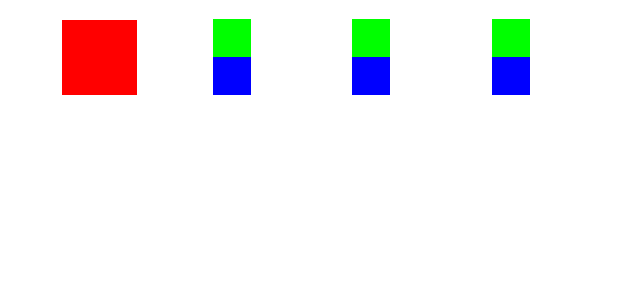
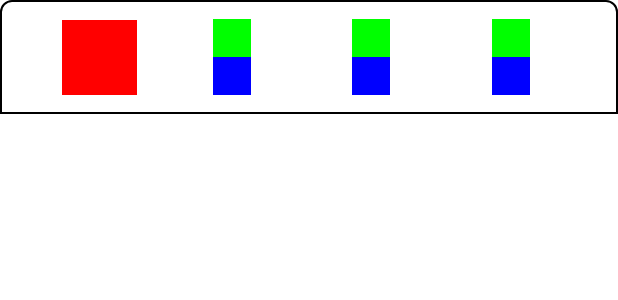
Before and after one commit to VBulat74/FirstComposeProject, an Android app built with Jetpack Compose: the @Preview function InstagramProfileCardPreview, on a phone screen of 412 x 824 dp. Shown: the top 300 px of the screen. Run offline under Robolectric (Android 15) with nearby library versions, the phone set to English and light mode, and no system bars.

Commit message:
Lesson 2.5

```diff
--- a/app/src/main/java/ru/com/vbulat/firstcomposeproject/ui/theme/InstogramProfileCard.kt
+++ b/app/src/main/java/ru/com/vbulat/firstcomposeproject/ui/theme/InstogramProfileCard.kt
@@ -1,5 +1,6 @@
 package ru.com.vbulat.firstcomposeproject.ui.theme
 
+import androidx.compose.foundation.BorderStroke
 import androidx.compose.foundation.background
 import androidx.compose.foundation.layout.Arrangement
 import androidx.compose.foundation.layout.Box
@@ -8,6 +9,9 @@ import androidx.compose.foundation.layout.Row
 import androidx.compose.foundation.layout.fillMaxWidth
 import androidx.compose.foundation.layout.padding
 import androidx.compose.foundation.layout.size
+import androidx.compose.foundation.shape.RoundedCornerShape
+import androidx.compose.material3.Card
+import androidx.compose.material3.CardDefaults
 import androidx.compose.runtime.Composable
 import androidx.compose.ui.Alignment
 import androidx.compose.ui.Modifier
@@ -17,6 +21,11 @@ import androidx.compose.ui.unit.dp
 
 @Composable
 fun InstagramProfileCard(){
+    Card (
+        shape = RoundedCornerShape(topStart = 8.dp, topEnd = 8.dp),
+        colors = CardDefaults.cardColors(containerColor = Color.White, contentColor = Color.Black),
+        border = BorderStroke(width = 1.dp, color = Color.Black)
+    ){
         Row(
             modifier = Modifier
                 .fillMaxWidth()
@@ -33,6 +42,7 @@ fun InstagramProfileCard(){
             TwoBoxes()
             TwoBoxes()
             TwoBoxes()
+        }
     }
 }
 
```
Also changed, not shown: app/src/main/java/ru/com/vbulat/firstcomposeproject/MainActivity.kt (+24 -0 lines). Lines whose indentation alone changed are shown as unchanged.
